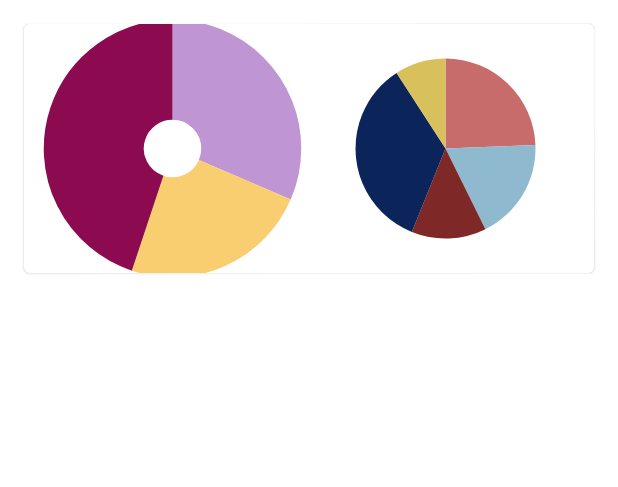
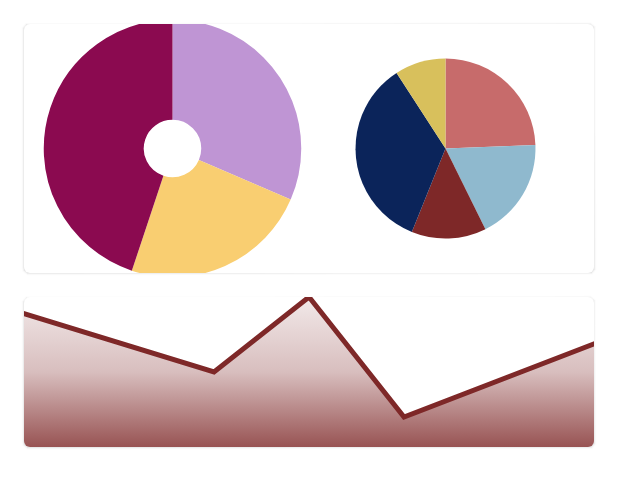
Before and after one commit to ankitdubey021/Canvas101, an Android app built with Jetpack Compose: the @Preview function MPreview, on a phone screen of 412 x 824 dp. Shown: the top 487 px of the screen. Run offline under Robolectric (Android 15) with nearby library versions, the light colour scheme and no system bars.

Commit message:
Line chart added

```diff
--- a/app/src/main/java/com/ankitdubey/canvas101/ui/shapes/ComposePieChart.kt
+++ b/app/src/main/java/com/ankitdubey/canvas101/ui/shapes/ComposePieChart.kt
@@ -1,11 +1,7 @@
 package com.ankitdubey.canvas101.ui.shapes
 
-import androidx.compose.animation.expandHorizontally
-import androidx.compose.foundation.background
 import androidx.compose.foundation.layout.*
 import androidx.compose.material.Card
-import androidx.compose.material.Switch
-import androidx.compose.material.Text
 import androidx.compose.runtime.Composable
 import androidx.compose.ui.Alignment
 import androidx.compose.ui.Modifier
@@ -61,6 +57,13 @@ fun ComposePieChart() {
                 )
             }
         }
+        Card(
+            modifier = Modifier
+                .fillMaxWidth()
+                .padding(start = 16.dp, end = 16.dp),
+        ) {
+            LineChart(strokeColor = Color(0xFF7e2828))
+        }
     }
 }
 
--- a/app/src/main/java/com/ankitdubey/canvas101/ui/shapes/GitHubCat.kt
+++ b/app/src/main/java/com/ankitdubey/canvas101/ui/shapes/GitHubCat.kt
@@ -79,7 +79,7 @@ private fun GithubCat() {
             moveTo(0f, 0f)
             lineTo(0f, size.height)
             lineTo(size.width, size.height)
-            lineTo(size.height, 0f)
+            lineTo(size.width, 0f)
             close()
         }) {
 
--- /dev/null
+++ b/app/src/main/java/com/ankitdubey/canvas101/ui/shapes/LineChart.kt
@@ -0,0 +1,89 @@
+package com.ankitdubey.canvas101.ui.shapes
+
+import androidx.compose.foundation.Canvas
+import androidx.compose.foundation.background
+import androidx.compose.foundation.layout.*
+import androidx.compose.runtime.Composable
+import androidx.compose.ui.Modifier
+import androidx.compose.ui.geometry.Offset
+import androidx.compose.ui.graphics.Brush
+import androidx.compose.ui.graphics.Color
+import androidx.compose.ui.graphics.Path
+import androidx.compose.ui.graphics.drawscope.Stroke
+import androidx.compose.ui.graphics.drawscope.clipPath
+import androidx.compose.ui.tooling.preview.Preview
+import androidx.compose.ui.unit.dp
+import com.ankitdubey.canvas101.ui.theme.DARK_TEAL
+
+/**
+ * Created by Ankit Dubey on 13,September,2021
+ */
+
+@Composable
+fun LineChart(
+    strokeColor : Color = Color.Blue
+) {
+
+    val points = listOf(0.9f, 0.5f, 1f, 0.2f, 0.7f)
+    val strokeSize = 5f
+    Canvas(
+        modifier = Modifier
+            .fillMaxWidth()
+            .height(100.dp)
+    ) {
+
+        val widthGap = size.width / (points.size + 1)
+
+        clipPath(path = Path().apply {
+            moveTo(0f, 0f)
+            lineTo(0f, size.height)
+            lineTo(size.width, size.height)
+            lineTo(size.width, 0f)
+            close()
+        }) {
+            val path = Path().apply {
+                moveTo(strokeSize * -1, size.height + strokeSize)
+                lineTo(strokeSize * -1, size.height - (size.height * points.first()))
+            }
+
+            for (x in 1..points.size - 2) {
+                path.lineTo((x + 1) * widthGap, size.height - (size.height * points[x]))
+            }
+
+            path.lineTo(size.width + strokeSize, size.height - (size.height * points.last()))
+            path.lineTo(size.width + strokeSize, size.height + strokeSize)
+            path.close()
+            drawPath(path, color = strokeColor, style = Stroke(width = strokeSize))
+
+            clipPath(path){
+                drawRect(
+                    brush = Brush.linearGradient(
+                        listOf(
+                            strokeColor.copy(alpha = 0.1f),
+                            strokeColor.copy(alpha = 0.3f),
+                            strokeColor.copy(alpha = 0.8f),
+                        ),
+                        start = Offset(center.x, 0f),
+                        end = Offset(center.x, size.height),
+                    ),
+                    size = size
+                )
+                //drawCircle(color = strokeColor.copy(alpha = 0.3f),radius = size.width)
+            }
+        }
+    }
+}
+
+@Preview
+@Composable
+fun LineChartPreview() {
+    Box(
+        modifier = Modifier
+            .fillMaxSize()
+            .background(Color.LightGray)
+            .padding(16.dp)
+    ) {
+        LineChart(strokeColor = Color(0xffA34054))
+    }
+
+}
```
